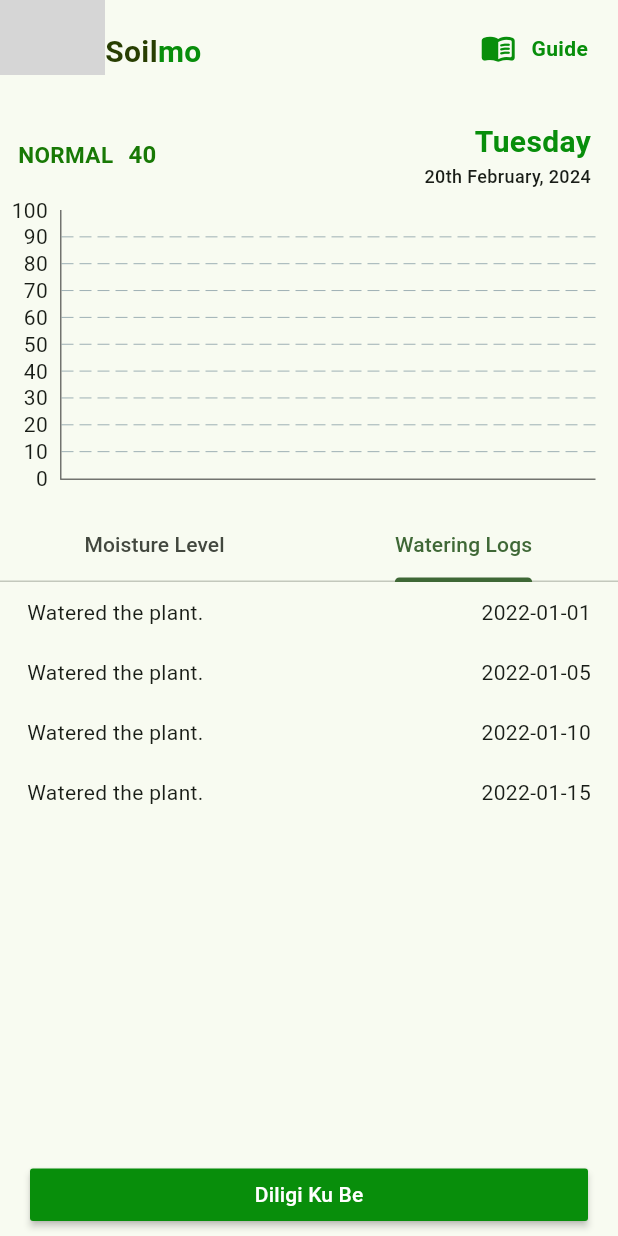
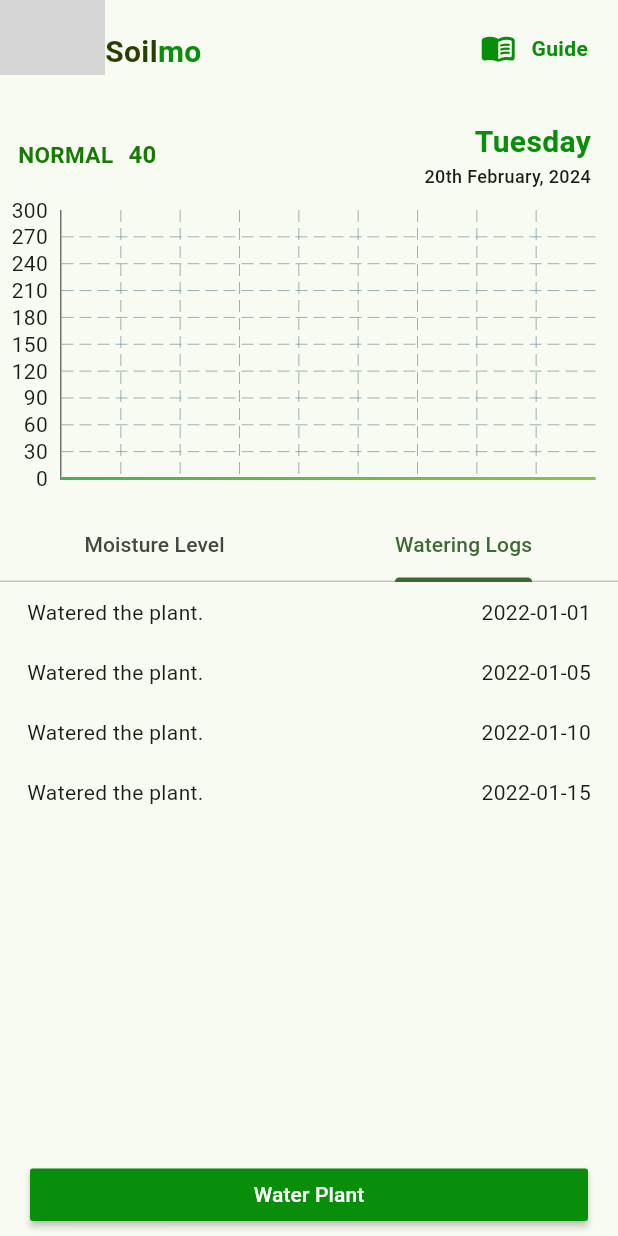
Before and after one commit to DevOne95/Soil-Moisture, a Flutter app: the screen it shows after launch, tab 2 chosen, on a phone screen of 412 x 824 dp. Run offline on Flutter 3.47's test engine with Material 3 defaults, Android fonts, the phone set to English and light mode, and no system bars; drawn by our look-alikes of fl_chart; our stand-ins replace cloud_firestore, firebase_core, flutter_svg, get; accounts and stored records are empty; grey boxes are pictures that could not be loaded.

Commit message:
update branch

```diff
--- a/lib/dashboard.dart
+++ b/lib/dashboard.dart
@@ -10,7 +10,7 @@
 
   @override
   Widget build(BuildContext context) {
-    List<String> buttonLabels = ["Diligi Ku Be", "Watering plant"];
+    List<String> buttonLabels = ["Water Plant", "Watering plant"];
 
     return Scaffold(
         appBar: AppBar(
--- a/lib/moisture_level_model.dart
+++ b/lib/moisture_level_model.dart
@@ -17,8 +17,10 @@
     return MoistureLevelModel(
       id: doc.id,
       label: data['label'],
-      value: data['value'],
-      createdAt: (data['createdAt'] as Timestamp).toDate(),
+      value: double.parse(data['level'].toString()),
+      createdAt: (data['date'] as Timestamp).toDate(),
     );
   }
+
+  double get level => value;
 }
--- a/lib/moisture_widget.dart
+++ b/lib/moisture_widget.dart
@@ -68,13 +68,14 @@
             ),
             Padding(
               padding: const EdgeInsets.only(right: 15.0),
-              child: SizedBox(
+              child: Obx(
+                () => SizedBox(
                   width: Get.width,
                   height: 180,
                   child: LineChart(
                     LineChartData(
                       minY: 0,
-                    maxY: 100,
+                      maxY: 300,
                       borderData: FlBorderData(
                           border: const Border(
                               top: BorderSide.none,
@@ -82,7 +83,7 @@
                               bottom:
                                   BorderSide(width: 1, color: Colors.black54))),
                       gridData: const FlGridData(
-                        horizontalInterval: 10,
+                          horizontalInterval: 30,
                           show: true,
                           drawVerticalLine: true,
                           drawHorizontalLine: true),
@@ -93,7 +94,7 @@
                           leftTitles: AxisTitles(
                               sideTitles: SideTitles(
                                   reservedSize: 40,
-                                interval: 10,
+                                  interval: 30,
                                   showTitles: true),
                               axisNameSize: 14,
                               drawBelowEverything: true)),
@@ -118,6 +119,7 @@
                   ),
                 ),
               ),
+            ),
           ],
         ));
   }
```
Also changed, not shown: lib/moisture_level_controller.dart (+20 -0 lines). Lines whose indentation alone changed are shown as unchanged.
